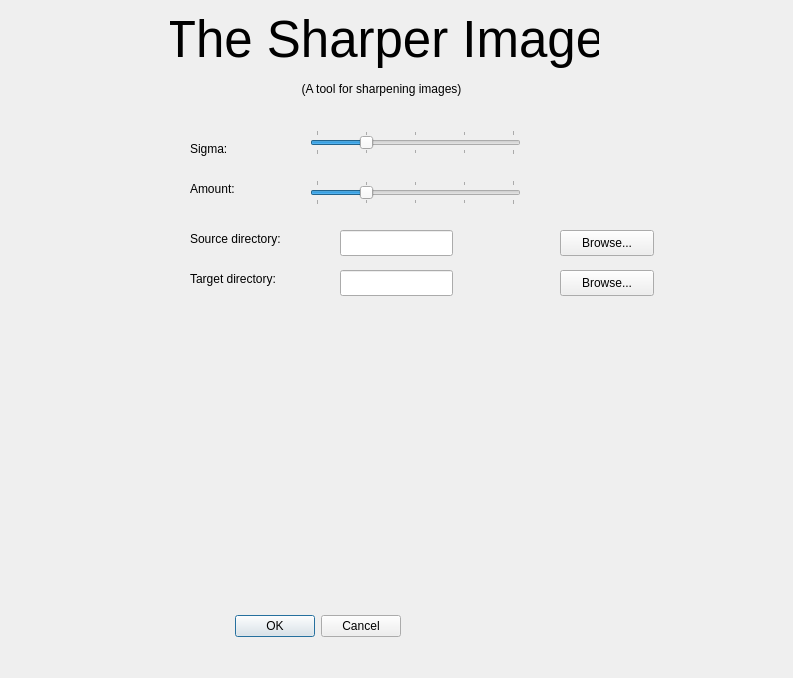
This is main_window.ui in dfo-gulf-science/SharperImage as Qt 5 draws it before an edit. The edited form follows.
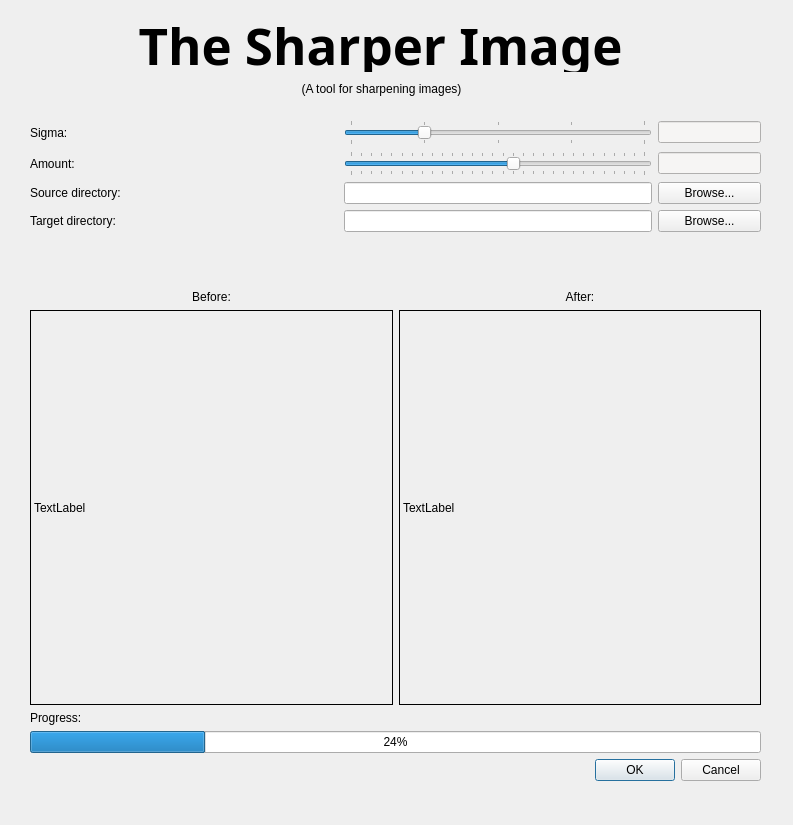
This is the edited form.

The edit to the form file:
```diff
--- a/main_window.ui
+++ b/main_window.ui
@@ -7,34 +7,23 @@
     <x>0</x>
     <y>0</y>
     <width>793</width>
-    <height>678</height>
+    <height>825</height>
    </rect>
   </property>
+  <property name="font">
+   <font>
+    <bold>false</bold>
+   </font>
+  </property>
   <property name="windowTitle">
    <string>Dialog</string>
   </property>
-  <widget class="QDialogButtonBox" name="buttonBox">
-   <property name="geometry">
-    <rect>
-     <x>60</x>
-     <y>610</y>
-     <width>341</width>
-     <height>32</height>
-    </rect>
-   </property>
-   <property name="orientation">
-    <enum>Qt::Orientation::Horizontal</enum>
-   </property>
-   <property name="standardButtons">
-    <set>QDialogButtonBox::StandardButton::Cancel|QDialogButtonBox::StandardButton::Ok</set>
-   </property>
-  </widget>
   <widget class="QLabel" name="label">
    <property name="geometry">
     <rect>
-     <x>170</x>
+     <x>100</x>
      <y>10</y>
-     <width>429</width>
+     <width>561</width>
      <height>62</height>
     </rect>
    </property>
@@ -46,7 +35,9 @@
    </property>
    <property name="font">
     <font>
+     <family>Ubuntu Sans Mono</family>
      <pointsize>38</pointsize>
+     <bold>true</bold>
     </font>
    </property>
    <property name="text">
@@ -78,41 +69,55 @@
     <set>Qt::AlignmentFlag::AlignCenter</set>
    </property>
   </widget>
-  <widget class="QLabel" name="label_2">
+  <widget class="QWidget" name="">
    <property name="geometry">
     <rect>
-     <x>190</x>
-     <y>140</y>
-     <width>45</width>
-     <height>18</height>
+     <x>30</x>
+     <y>120</y>
+     <width>731</width>
+     <height>661</height>
     </rect>
    </property>
-   <property name="text">
-    <string>Sigma:</string>
-   </property>
-  </widget>
+   <layout class="QVBoxLayout" name="verticalLayout">
+    <item>
+     <layout class="QGridLayout" name="gridLayout" rowstretch="0,0,0,0" columnstretch="3,3,1">
+      <item row="1" column="0">
   <widget class="QLabel" name="label_3">
-   <property name="geometry">
-    <rect>
-     <x>190</x>
-     <y>180</y>
-     <width>59</width>
-     <height>18</height>
-    </rect>
-   </property>
    <property name="text">
     <string>Amount:</string>
    </property>
   </widget>
+      </item>
+      <item row="3" column="0">
+       <widget class="QLabel" name="label_6">
+        <property name="text">
+         <string>Target directory:</string>
+        </property>
+       </widget>
+      </item>
+      <item row="2" column="2">
+       <widget class="QPushButton" name="sourceFileBrowse">
+        <property name="text">
+         <string>Browse...</string>
+        </property>
+       </widget>
+      </item>
+      <item row="0" column="0">
+       <widget class="QLabel" name="label_2">
+        <property name="text">
+         <string>Sigma:</string>
+        </property>
+       </widget>
+      </item>
+      <item row="3" column="2">
+       <widget class="QPushButton" name="targetFileBrowse">
+        <property name="text">
+         <string>Browse...</string>
+        </property>
+       </widget>
+      </item>
+      <item row="0" column="1">
   <widget class="QSlider" name="sigmaSlider">
-   <property name="geometry">
-    <rect>
-     <x>310</x>
-     <y>130</y>
-     <width>211</width>
-     <height>25</height>
-    </rect>
-   </property>
    <property name="minimum">
     <number>1</number>
    </property>
@@ -132,23 +137,17 @@
     <number>1</number>
    </property>
   </widget>
-  <widget class="QSlider" name="sigmaSlider_2">
-   <property name="geometry">
-    <rect>
-     <x>310</x>
-     <y>180</y>
-     <width>211</width>
-     <height>25</height>
-    </rect>
-   </property>
+      </item>
+      <item row="1" column="1">
+       <widget class="QSlider" name="amontSlider">
    <property name="minimum">
     <number>1</number>
    </property>
    <property name="maximum">
-    <number>5</number>
+         <number>30</number>
    </property>
    <property name="value">
-    <number>2</number>
+         <number>17</number>
    </property>
    <property name="orientation">
     <enum>Qt::Orientation::Horizontal</enum>
@@ -160,77 +159,119 @@
     <number>1</number>
    </property>
   </widget>
+      </item>
+      <item row="2" column="0">
   <widget class="QLabel" name="label_5">
-   <property name="geometry">
-    <rect>
-     <x>190</x>
-     <y>230</y>
-     <width>115</width>
-     <height>18</height>
-    </rect>
-   </property>
    <property name="text">
     <string>Source directory:</string>
    </property>
   </widget>
-  <widget class="QLabel" name="label_6">
-   <property name="geometry">
-    <rect>
-     <x>190</x>
-     <y>270</y>
-     <width>115</width>
-     <height>18</height>
-    </rect>
-   </property>
-   <property name="text">
-    <string>Target directory:</string>
-   </property>
-  </widget>
-  <widget class="QLineEdit" name="lineEdit">
-   <property name="geometry">
-    <rect>
-     <x>340</x>
-     <y>230</y>
-     <width>113</width>
-     <height>26</height>
-    </rect>
-   </property>
-  </widget>
-  <widget class="QLineEdit" name="lineEdit_2">
-   <property name="geometry">
-    <rect>
-     <x>340</x>
-     <y>270</y>
-     <width>113</width>
-     <height>26</height>
-    </rect>
-   </property>
-  </widget>
-  <widget class="QPushButton" name="pushButton">
-   <property name="geometry">
-    <rect>
-     <x>560</x>
-     <y>230</y>
-     <width>94</width>
-     <height>26</height>
-    </rect>
-   </property>
+      </item>
+      <item row="2" column="1">
+       <widget class="QLineEdit" name="sourceDir"/>
+      </item>
+      <item row="3" column="1">
+       <widget class="QLineEdit" name="targetDir"/>
+      </item>
+      <item row="0" column="2">
+       <widget class="QLineEdit" name="sigmaDisplay">
+        <property name="autoFillBackground">
+         <bool>false</bool>
+        </property>
+        <property name="styleSheet">
+         <string notr="true"> background: rgb(246, 245, 244); 
+</string>
+        </property>
+       </widget>
+      </item>
+      <item row="1" column="2">
+       <widget class="QLineEdit" name="amountDisplay">
+        <property name="autoFillBackground">
+         <bool>false</bool>
+        </property>
+        <property name="styleSheet">
+         <string notr="true"> background: rgb(246, 245, 244); 
+</string>
+        </property>
+       </widget>
+      </item>
+     </layout>
+    </item>
+    <item>
+     <layout class="QGridLayout" name="gridLayout_2" rowstretch="1,6">
+      <item row="0" column="0">
+       <widget class="QLabel" name="label_9">
+        <property name="text">
+         <string>Before:</string>
+        </property>
+        <property name="alignment">
+         <set>Qt::AlignmentFlag::AlignBottom|Qt::AlignmentFlag::AlignHCenter</set>
+        </property>
+       </widget>
+      </item>
+      <item row="0" column="1">
+       <widget class="QLabel" name="label_10">
+        <property name="text">
+         <string>After:</string>
+        </property>
+        <property name="alignment">
+         <set>Qt::AlignmentFlag::AlignBottom|Qt::AlignmentFlag::AlignHCenter</set>
+        </property>
+       </widget>
+      </item>
+      <item row="1" column="0">
+       <widget class="QLabel" name="originalImage">
+        <property name="frameShape">
+         <enum>QFrame::Shape::Box</enum>
+        </property>
+        <property name="midLineWidth">
+         <number>1</number>
+        </property>
    <property name="text">
-    <string>Browse...</string>
-   </property>
-  </widget>
-  <widget class="QPushButton" name="pushButton_2">
-   <property name="geometry">
-    <rect>
-     <x>560</x>
-     <y>270</y>
-     <width>94</width>
-     <height>26</height>
-    </rect>
-   </property>
+         <string>TextLabel</string>
+        </property>
+       </widget>
+      </item>
+      <item row="1" column="1">
+       <widget class="QLabel" name="newImage">
+        <property name="frameShape">
+         <enum>QFrame::Shape::Box</enum>
+        </property>
+        <property name="midLineWidth">
+         <number>1</number>
+        </property>
    <property name="text">
-    <string>Browse...</string>
-   </property>
+         <string>TextLabel</string>
+        </property>
+       </widget>
+      </item>
+     </layout>
+    </item>
+    <item>
+     <widget class="QLabel" name="label_11">
+      <property name="text">
+       <string>Progress:</string>
+      </property>
+     </widget>
+    </item>
+    <item>
+     <widget class="QProgressBar" name="progressBar">
+      <property name="value">
+       <number>24</number>
+      </property>
+     </widget>
+    </item>
+    <item>
+     <widget class="QDialogButtonBox" name="buttonBox">
+      <property name="orientation">
+       <enum>Qt::Orientation::Horizontal</enum>
+      </property>
+      <property name="standardButtons">
+       <set>QDialogButtonBox::StandardButton::Cancel|QDialogButtonBox::StandardButton::Ok</set>
+      </property>
+     </widget>
+    </item>
+   </layout>
   </widget>
  </widget>
  <resources/>
```
Lines whose indentation alone changed are shown as unchanged.
